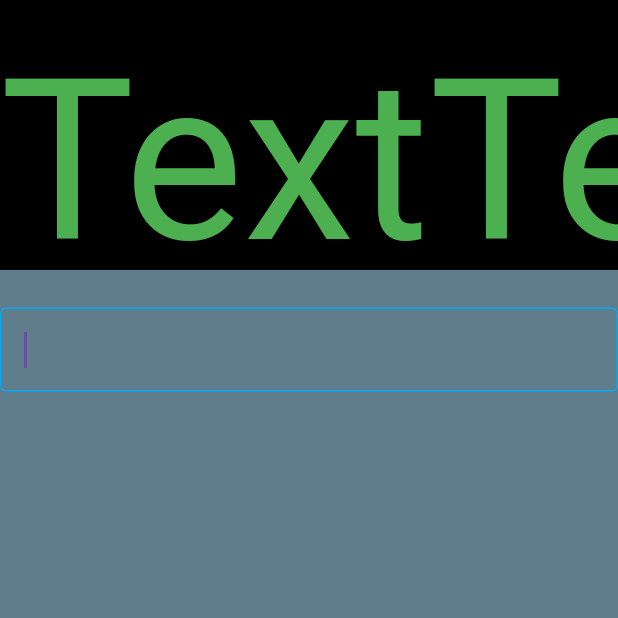
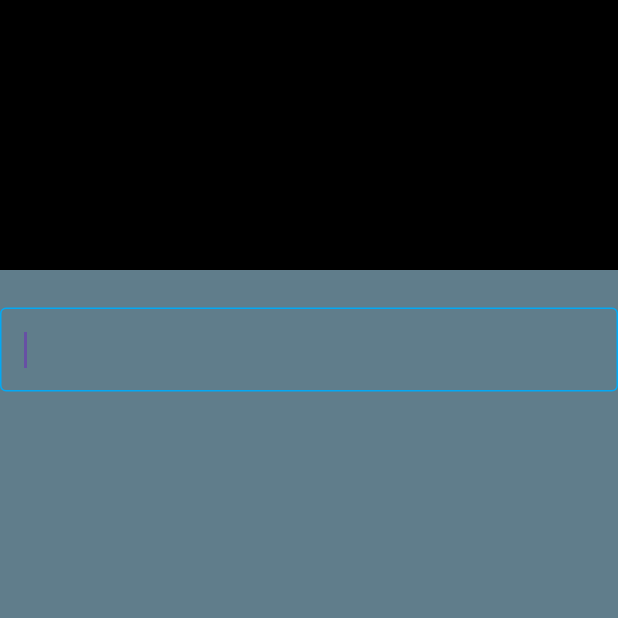
Before and after one commit to LucaBazzea/SignScroller_plus, a Flutter app: the screen it shows after launch, on a phone screen of 412 x 824 dp, the top half of it. Run offline on Flutter 3.47's test engine with Material 3 defaults, Android fonts, the phone set to English and light mode, and no system bars; drawn by our look-alikes of marquee.

Commit message:
Stateful widget and marquee refresh when text is being updated

```diff
--- a/lib/pages/home.dart
+++ b/lib/pages/home.dart
@@ -1,34 +1,65 @@
 import "package:flutter/material.dart";
 import "package:marquee/marquee.dart";
 
-class Home extends StatelessWidget {
-  const Home({super.key});
+class Home extends StatefulWidget {
+  const Home({Key? key}) : super(key: key);
+
+  @override
+  _HomeState createState() => _HomeState();
+}
+
+class _HomeState extends State<Home> {
+  final TextEditingController _textController = TextEditingController();
+  Key _marqueeKey = UniqueKey();
+  String marqueeText = " ";
 
   @override
   Widget build(BuildContext context) {
+    // TODO: add a delay when marquee is refreshing and display the dots or something
     return Scaffold(
       backgroundColor: Colors.blueGrey,
       body: SafeArea(
         child: Center(
-                child: Column(children: [
-          Row(children: [
+          child: Column(
+            children: [
+              Row(
+                children: [
                   Expanded(
                     child: Container(
                       height: 180,
                       color: Colors.black,
                       child: Marquee(
-                    text: "Text",
+                        key: _marqueeKey,
+                        text: marqueeText,
                         style: const TextStyle(color: Colors.green, fontSize: 150),
-                  )),
-            )
-          ]),
+                      ),
+                    ),
+                  ),
+                ],
+              ),
               const SizedBox(height: 25),
-          const TextField(
+              TextField(
+                controller: _textController,
                 autofocus: true,
-            decoration: InputDecoration(
-                enabledBorder: OutlineInputBorder(borderSide: BorderSide(color: Colors.white)),
-                focusedBorder: OutlineInputBorder(borderSide: BorderSide(color: Colors.lightBlue))),
-          )
-        ]))));
+                onChanged: (text) {
+                  setState(() {
+                    marqueeText = text;
+                    _marqueeKey = UniqueKey(); // Create a new key to rebuild Marquee
+                  });
+                },
+                decoration: const InputDecoration(
+                  enabledBorder: OutlineInputBorder(
+                    borderSide: BorderSide(color: Colors.white),
+                  ),
+                  focusedBorder: OutlineInputBorder(
+                    borderSide: BorderSide(color: Colors.lightBlue),
+                  ),
+                ),
+              ),
+            ],
+          ),
+        ),
+      ),
+    );
   }
 }
```
Lines whose indentation alone changed are shown as unchanged.
